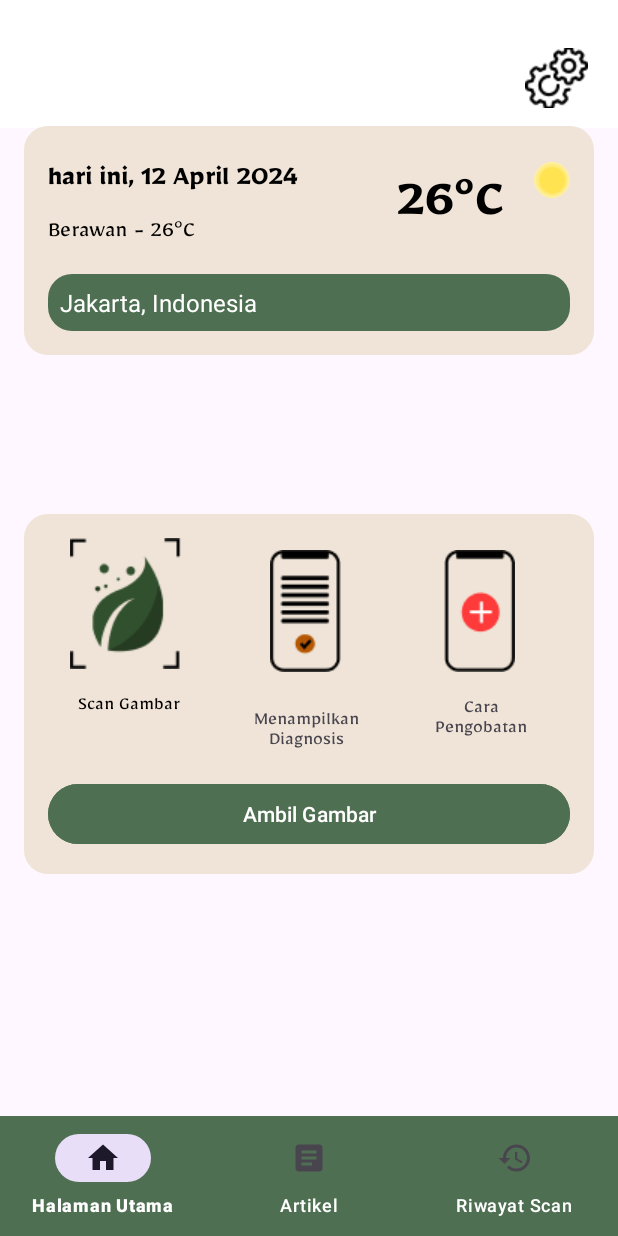
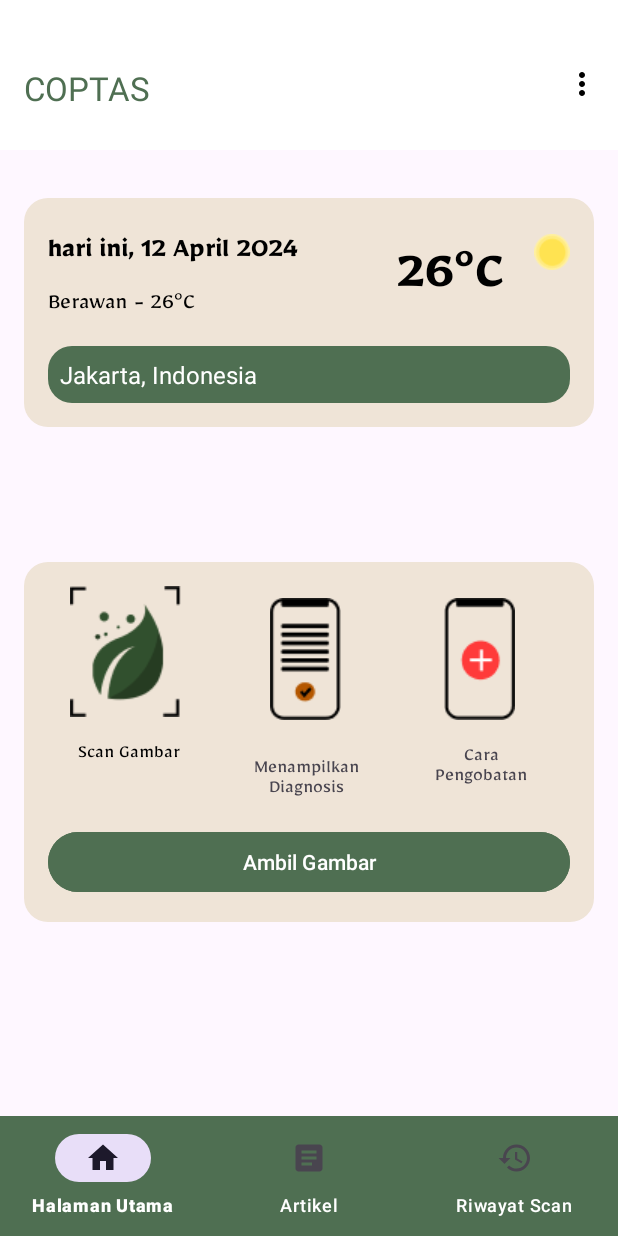
Before and after one commit to C241-PS120/bangkit-mobile-dev, an Android app: the screen it shows after launch (MainActivity), on a phone screen of 412 x 824 dp. Run offline under Robolectric (Android 15) with nearby library versions, the phone set to English and light mode, and no system bars.

Commit message:
Main Activity
perbaikan

```diff
--- a/COPTAS/app/build.gradle.kts
+++ b/COPTAS/app/build.gradle.kts
@@ -33,6 +33,10 @@ android {
     kotlinOptions {
         jvmTarget = "1.8"
     }
+
+    buildFeatures {
+        viewBinding = true
+    }
 }
 
 dependencies {
--- /dev/null
+++ b/COPTAS/app/src/main/res/drawable/ic_button_more.xml
@@ -0,0 +1,5 @@
+<vector android:height="24dp" android:tint="#000000"
+    android:viewportHeight="24" android:viewportWidth="24"
+    android:width="24dp" xmlns:android="http://schemas.android.com/apk/res/android">
+    <path android:fillColor="@android:color/white" android:pathData="M12,8c1.1,0 2,-0.9 2,-2s-0.9,-2 -2,-2 -2,0.9 -2,2 0.9,2 2,2zM12,10c-1.1,0 -2,0.9 -2,2s0.9,2 2,2 2,-0.9 2,-2 -0.9,-2 -2,-2zM12,16c-1.1,0 -2,0.9 -2,2s0.9,2 2,2 2,-0.9 2,-2 -0.9,-2 -2,-2z"/>
+</vector>
--- a/COPTAS/app/src/main/res/layout/activity_main.xml
+++ b/COPTAS/app/src/main/res/layout/activity_main.xml
@@ -9,22 +9,26 @@
     <androidx.appcompat.widget.Toolbar
         android:id="@+id/topbar"
         android:layout_width="0dp"
-        android:layout_height="85dp"
+        android:layout_height="wrap_content"
         android:background="@color/white"
         android:theme="@style/ThemeOverlay.AppCompat.Dark.ActionBar"
-        android:padding="16dp"
+        android:paddingTop="24dp"
+        android:paddingBottom="20dp"
         android:gravity="center_vertical"
         app:layout_constraintTop_toTopOf="parent"
         app:layout_constraintStart_toStartOf="parent"
         app:layout_constraintEnd_toEndOf="parent"
-        app:title="@string/app_name" />
+        app:title="@string/app_name"
+        app:titleTextColor="@color/green"
+        app:titleMarginTop="20dp" />
+
 
     <androidx.constraintlayout.widget.ConstraintLayout
         android:id="@+id/weather_location_container"
         android:layout_width="0dp"
         android:layout_height="wrap_content"
         android:layout_marginStart="16dp"
-        android:layout_marginTop="84dp"
+        android:layout_marginTop="132dp"
         android:layout_marginEnd="16dp"
         android:background="@drawable/rounded_rectangle"
         android:padding="16dp"
@@ -38,8 +42,8 @@
             android:id="@+id/date"
             android:layout_width="wrap_content"
             android:layout_height="wrap_content"
+            android:fontFamily="@font/mirza_bold"
             android:text="hari ini, 12 April 2024"
-            android:fontFamily="@font/mirza_bold"
             android:textColor="@android:color/black"
             android:textSize="20sp"
             app:layout_constraintStart_toStartOf="parent"
@@ -124,8 +128,10 @@
         android:padding="16dp"
         app:layout_constraintBottom_toBottomOf="@+id/bottombar"
         app:layout_constraintEnd_toEndOf="parent"
+        app:layout_constraintHorizontal_bias="1.0"
         app:layout_constraintStart_toStartOf="parent"
-        app:layout_constraintTop_toBottomOf="@id/topbar">
+        app:layout_constraintTop_toBottomOf="@id/topbar"
+        app:layout_constraintVertical_bias="0.553">
 
         <ImageView
             android:id="@+id/scan"
@@ -221,19 +227,6 @@
 
     </androidx.constraintlayout.widget.ConstraintLayout>
 
-    <ImageButton
-        android:id="@+id/setting"
-        android:layout_width="50dp"
-        android:layout_height="wrap_content"
-        android:layout_marginTop="24dp"
-        android:layout_marginEnd="16dp"
-        android:background="@null"
-        android:contentDescription="@string/setting"
-        android:padding="8dp"
-        android:src="@drawable/setting"
-        app:layout_constraintEnd_toEndOf="parent"
-        app:layout_constraintTop_toTopOf="@id/topbar" />
-
     <com.google.android.material.bottomnavigation.BottomNavigationView
         android:id="@+id/bottomNavigationView"
         android:layout_width="0dp"
--- a/COPTAS/app/src/main/res/menu/menu_main.xml
+++ b/COPTAS/app/src/main/res/menu/menu_main.xml
@@ -1,6 +1,17 @@
-<?xml version="1.0" encoding="utf-8"?>
 <menu xmlns:app="http://schemas.android.com/apk/res-auto"
     xmlns:android="http://schemas.android.com/apk/res/android">
 
+    <item
+        android:id="@+id/action_settings"
+        android:icon="@drawable/ic_button_more"
+        android:title="@string/pengaturan"
+        app:showAsAction="always">
+        <menu>
+            <item
+                android:id="@+id/Pengaturan"
+                android:title="@string/pengaturan"
+                android:titleTextColor="@color/black" />
+        </menu>
+    </item>
 
 </menu>
--- a/COPTAS/app/src/main/res/values/strings.xml
+++ b/COPTAS/app/src/main/res/values/strings.xml
@@ -11,6 +11,8 @@
     <string name="halaman_utama">Halaman Utama</string>
     <string name="artikel">Artikel</string>
     <string name="riwayat_scan">Riwayat Scan</string>
+    <string name="pengaturan">Pengaturan</string>
+    <string name="settings">Settings</string>
 
 
 </resources>
```
Also changed, not shown: COPTAS/app/src/main/java/com/example/coptas/view/artikel/ArtikelActivity.kt (+8 -0 lines), COPTAS/app/src/main/java/com/example/coptas/view/main/MainActivity.kt (+12 -0 lines), COPTAS/app/src/main/java/com/example/coptas/view/riwayat/HistoryActivity.kt (+12 -1 lines), COPTAS/app/src/main/res/layout/activity_artikel.xml (+5 -3 lines), COPTAS/app/src/main/res/layout/activity_history.xml (+5 -3 lines).
